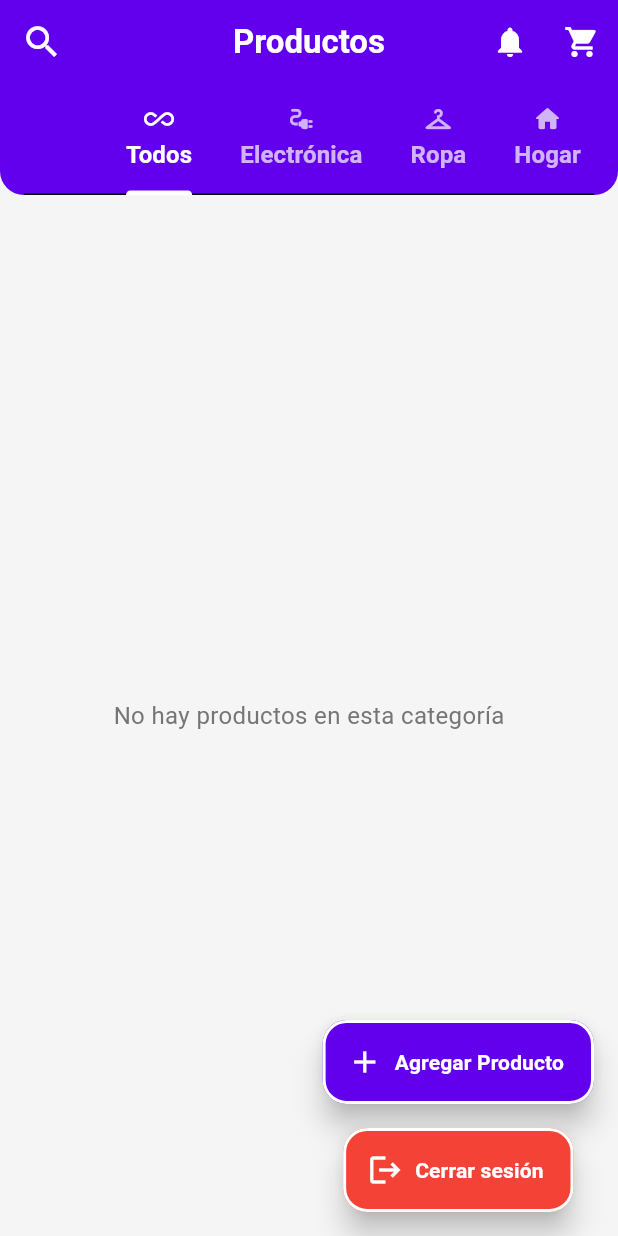
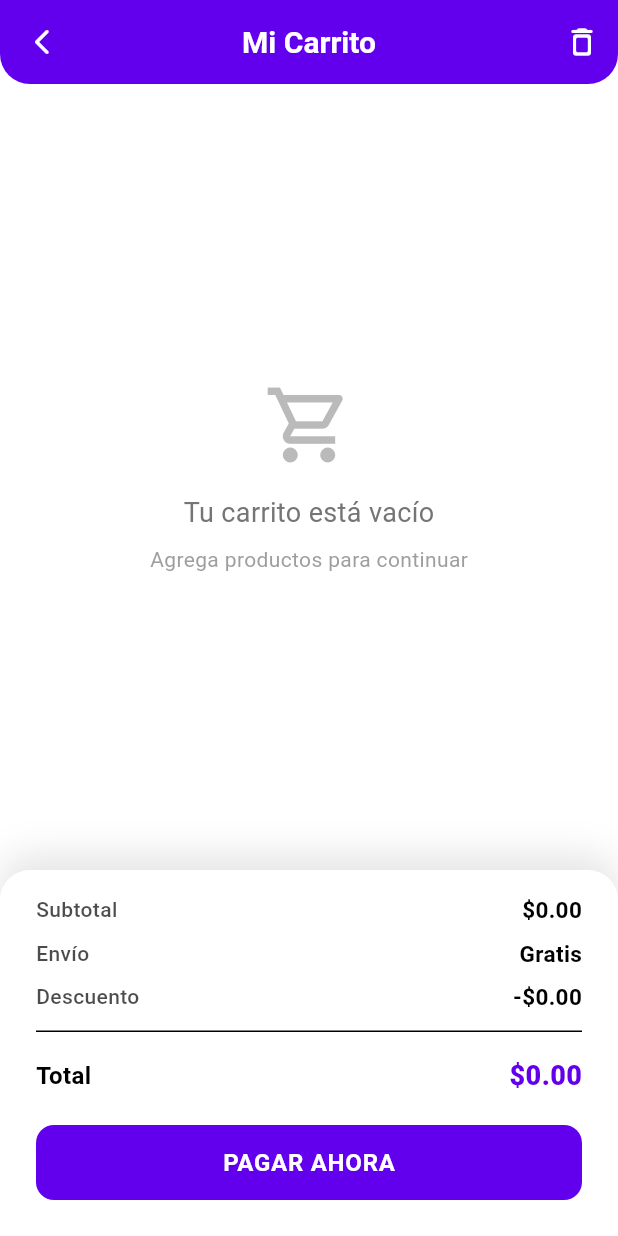
Before and after one commit to Mizael55/TodoEnUno, a Flutter app: the ProductCatalogScreen screen opened directly, after a tap on the "shopping cart" icon, on a phone screen of 412 x 824 dp. Run offline on Flutter 3.47's test engine with Material 3 defaults, Android fonts, the phone set to English and light mode, and no system bars; our stand-ins replace bloc, cached_network_image, cloud_firestore, equatable, firebase_auth, firebase_core and 4 more; accounts and stored records are empty.

Commit message:
wip card sell

```diff
--- /dev/null
+++ b/lib/presentation/screen/cart.dart
@@ -0,0 +1,339 @@
+import 'package:flutter/material.dart';
+import 'package:cached_network_image/cached_network_image.dart';
+import 'package:store/theme/app_colors.dart';
+import '../../models/models.dart';
+
+class CartScreen extends StatelessWidget {
+  final List<Product> cartItems;
+
+  const CartScreen({super.key, required this.cartItems});
+
+  @override
+  Widget build(BuildContext context) {
+    final double total = _calculateTotalAmount();
+
+    return Scaffold(
+      backgroundColor: AppColors.cardBackground,
+      appBar: _buildAppBar(context),
+      body: Column(
+        children: [
+          // Lista de productos
+          Expanded(
+            child: _buildProductList(),
+          ),
+
+          // Resumen del pedido
+          _buildOrderSummary(total, context),
+        ],
+      ),
+    );
+  }
+
+  PreferredSizeWidget _buildAppBar(BuildContext context) {
+    return AppBar(
+      title: const Text(
+        'Mi Carrito',
+        style: TextStyle(
+          fontWeight: FontWeight.w700,
+          fontSize: 20,
+          color: Colors.white,
+        ),
+      ),
+      centerTitle: true,
+      backgroundColor: AppColors.secondary,
+      elevation: 0,
+      shape: const RoundedRectangleBorder(
+        borderRadius: BorderRadius.vertical(
+          bottom: Radius.circular(20),
+        ),
+      ),
+      leading: IconButton(
+        icon: const Icon(Icons.arrow_back_ios_new_rounded, size: 20),
+        onPressed: () => Navigator.pop(context),
+      ),
+      actions: [
+        IconButton(
+          icon: const Icon(Icons.delete_outline_rounded),
+          onPressed: () {}, // Vaciar carrito
+        ),
+      ],
+    );
+  }
+
+  Widget _buildProductList() {
+    if (cartItems.isEmpty) {
+      return Center(
+        child: Column(
+          mainAxisAlignment: MainAxisAlignment.center,
+          children: [
+            Icon(Icons.shopping_cart_outlined,
+                size: 60, color: AppColors.textSecondary.withOpacity(0.5)),
+            const SizedBox(height: 16),
+            Text(
+              'Tu carrito está vacío',
+              style: TextStyle(
+                fontSize: 18,
+                color: AppColors.textSecondary,
+              ),
+            ),
+            const SizedBox(height: 8),
+            Text(
+              'Agrega productos para continuar',
+              style: TextStyle(
+                fontSize: 14,
+                color: AppColors.textSecondary.withOpacity(0.7),
+              ),
+            ),
+          ],
+        ),
+      );
+    }
+
+    return ListView.separated(
+      padding: const EdgeInsets.fromLTRB(16, 20, 16, 16),
+      physics: const BouncingScrollPhysics(),
+      itemCount: cartItems.length,
+      separatorBuilder: (_, __) => const SizedBox(height: 12),
+      itemBuilder: (context, index) {
+        return _buildCartItem(cartItems[index]);
+      },
+    );
+  }
+
+  Widget _buildCartItem(Product product) {
+    return Container(
+      decoration: BoxDecoration(
+        color: Colors.white,
+        borderRadius: BorderRadius.circular(14),
+        boxShadow: [
+          BoxShadow(
+            color: Colors.black.withOpacity(0.05),
+            blurRadius: 12,
+            offset: const Offset(0, 4),
+        ),
+        ],
+      ),
+      child: Row(
+        children: [
+          // Imagen del producto
+          ClipRRect(
+            borderRadius: const BorderRadius.horizontal(left: Radius.circular(14)),
+            child: CachedNetworkImage(
+              imageUrl: product.imageUrl,
+              width: 90,
+              height: 90,
+              fit: BoxFit.cover,
+              placeholder: (_, __) => Container(
+                color: Colors.grey[100],
+                child: Center(
+                  child: CircularProgressIndicator(
+                    strokeWidth: 2,
+                    color: AppColors.primary.withOpacity(0.5),
+                ),
+              ),),
+              errorWidget: (_, __, ___) => Container(
+                color: Colors.grey[200],
+                child: const Center(
+                  child: Icon(Icons.image_not_supported_outlined,
+                      color: Colors.grey),
+                ),
+              ),
+            ),
+          ),
+
+          // Detalles del producto
+          Expanded(
+            child: Padding(
+              padding: const EdgeInsets.symmetric(horizontal: 12, vertical: 8),
+              child: Column(
+                crossAxisAlignment: CrossAxisAlignment.start,
+                children: [
+                  Text(
+                    product.name,
+                    style: const TextStyle(
+                      fontWeight: FontWeight.w600,
+                      fontSize: 15,
+                      color: AppColors.textPrimary,
+                      height: 1.3,
+                    ),
+                    maxLines: 2,
+                    overflow: TextOverflow.ellipsis,
+                  ),
+                  const SizedBox(height: 6),
+                  Text(
+                    product.category.toUpperCase(),
+                    style: TextStyle(
+                      fontSize: 11,
+                      fontWeight: FontWeight.w600,
+                      color: AppColors.textSecondary,
+                      letterSpacing: 0.5,
+                    ),
+                  ),
+                ],
+              ),
+            ),
+          ),
+
+          // Controles de cantidad y precio
+          Padding(
+            padding: const EdgeInsets.only(right: 12),
+            child: Column(
+              crossAxisAlignment: CrossAxisAlignment.end,
+              children: [
+                // Botón eliminar
+                IconButton(
+                  onPressed: () {}, // Eliminar producto
+                  icon: Icon(Icons.close_rounded,
+                      size: 20, color: AppColors.error),
+                  padding: EdgeInsets.zero,
+                  constraints: const BoxConstraints(),
+                ),
+
+                const SizedBox(height: 8),
+
+                // Precio
+                Text(
+                  '\$${product.price.toStringAsFixed(2)}',
+                  style: TextStyle(
+                    fontWeight: FontWeight.w700,
+                    fontSize: 16,
+                    color: AppColors.secondary,
+                  ),
+                ),
+
+                const SizedBox(height: 8),
+
+                // Selector de cantidad
+                Container(
+                  decoration: BoxDecoration(
+                    color: AppColors.cardBackground,
+                    borderRadius: BorderRadius.circular(8),
+                  ),
+                  child: Row(
+                    mainAxisSize: MainAxisSize.min,
+                    children: [
+                      IconButton(
+                        onPressed: () {}, // Decrementar
+                        icon: const Icon(Icons.remove_rounded, size: 18),
+                        padding: EdgeInsets.zero,
+                        constraints: const BoxConstraints(),
+                        color: AppColors.secondary,
+                      ),
+                      const SizedBox(width: 8),
+                      const Text('1',
+                          style: TextStyle(fontSize: 14)),
+                      const SizedBox(width: 4),
+                      IconButton(
+                        onPressed: () {}, // Incrementar
+                        icon: const Icon(Icons.add_rounded, size: 18),
+                        padding: EdgeInsets.zero,
+                        constraints: const BoxConstraints(),
+                        color: AppColors.secondary,
+                      ),
+                    ],
+                  ),
+                ),
+              ],
+            ),
+          ),
+        ],
+      ),
+    );
+  }
+
+  Widget _buildOrderSummary(double total, BuildContext context) {
+    return Container(
+      padding: const EdgeInsets.fromLTRB(24, 16, 24, 24),
+      decoration: BoxDecoration(
+        color: Colors.white,
+        borderRadius: const BorderRadius.vertical(top: Radius.circular(20)),
+        boxShadow: [
+          BoxShadow(
+            color: Colors.black.withOpacity(0.1),
+            blurRadius: 20,
+            offset: const Offset(0, -10),
+          ),
+        ],
+      ),
+      child: Column(
+        children: [
+          // Resumen de precios
+          _buildSummaryRow('Subtotal', '\$${_calculateSubtotal().toStringAsFixed(2)}'),
+          const SizedBox(height: 8),
+          _buildSummaryRow('Envío', 'Gratis'),
+          const SizedBox(height: 8),
+          _buildSummaryRow('Descuento', '-\$0.00'),
+          const SizedBox(height: 12),
+          const Divider(height: 1, thickness: 1),
+          const SizedBox(height: 16),
+
+          // Total
+          _buildSummaryRow(
+            'Total',
+            '\$${total.toStringAsFixed(2)}',
+            isTotal: true,
+          ),
+          const SizedBox(height: 20),
+
+          // Botón de pago
+          SizedBox(
+            width: double.infinity,
+            height: 50,
+            child: ElevatedButton(
+              onPressed: () {}, // Proceder al pago
+              style: ElevatedButton.styleFrom(
+                backgroundColor: AppColors.secondary,
+                elevation: 0,
+                shape: RoundedRectangleBorder(
+                  borderRadius: BorderRadius.circular(12),
+                ),
+                shadowColor: AppColors.secondary.withOpacity(0.3),
+              ),
+              child: const Text(
+                'PAGAR AHORA',
+                style: TextStyle(
+                  fontSize: 16,
+                  fontWeight: FontWeight.w700,
+                  letterSpacing: 0.5,
+                  color: Colors.white,
+                ),
+              ),
+            ),
+          ),
+        ],
+      ),
+    );
+  }
+
+  Widget _buildSummaryRow(String label, String value, {bool isTotal = false}) {
+    return Row(
+      children: [
+        Text(
+          label,
+          style: TextStyle(
+            fontSize: isTotal ? 16 : 14,
+            fontWeight: isTotal ? FontWeight.w700 : FontWeight.w500,
+            color: AppColors.textPrimary.withOpacity(isTotal ? 1 : 0.7),
+          ),
+        ),
+        const Spacer(),
+        Text(
+          value,
+          style: TextStyle(
+            fontSize: isTotal ? 18 : 15,
+            fontWeight: isTotal ? FontWeight.w800 : FontWeight.w600,
+            color: isTotal ? AppColors.secondary : AppColors.textPrimary,
+          ),
+        ),
+      ],
+    );
+  }
+
+  double _calculateSubtotal() {
+    return cartItems.fold(0, (sum, item) => sum + item.price);
+  }
+
+  double _calculateTotalAmount() {
+    return _calculateSubtotal(); // Puedes agregar envío/descuentos aquí
+  }
+}
--- a/lib/presentation/screen/products_catalogo.dart
+++ b/lib/presentation/screen/products_catalogo.dart
@@ -7,6 +7,7 @@ import 'package:store/theme/app_colors.dart';
 import '../../models/models.dart';
 import '../../utils/utils.dart';
 import '../../widgets/widgets.dart';
+import 'screen.dart';
 
 class ProductCatalogScreen extends StatefulWidget {
   const ProductCatalogScreen({super.key});
@@ -65,7 +66,11 @@ class _ProductCatalogScreenState extends State<ProductCatalogScreen>
         ),
         actions: [
           IconButton(icon: const Icon(Icons.notifications), onPressed: () {}),
-          IconButton(icon: const Icon(Icons.shopping_cart), onPressed: () {}),
+          IconButton(icon: const Icon(Icons.shopping_cart), onPressed: () {
+            Navigator.push(context, MaterialPageRoute(
+              builder: (context) => const CartScreen(cartItems: [],),
+            ));
+          }),
         ],
       ),
       body: Column(
@@ -189,7 +194,7 @@ class _ProductCatalogScreenState extends State<ProductCatalogScreen>
               crossAxisCount: 2,
               crossAxisSpacing: 16,
               mainAxisSpacing: 16,
-              childAspectRatio: 0.61,
+              childAspectRatio: 0.60,
             ),
             itemCount: products.length,
             itemBuilder: (context, index) =>
--- a/lib/presentation/screen/screen.dart
+++ b/lib/presentation/screen/screen.dart
@@ -1,4 +1,5 @@
 
+export 'package:store/presentation/screen/cart.dart';
 export 'package:store/presentation/screen/error.dart';
 export 'package:store/presentation/screen/update_product.dart';
 export 'package:store/presentation/screen/delecte_product.dart';
```
Also changed, not shown: lib/presentation/screen/details_product.dart (+13 -6 lines), lib/widgets/product_card.dart (+26 -3 lines).
